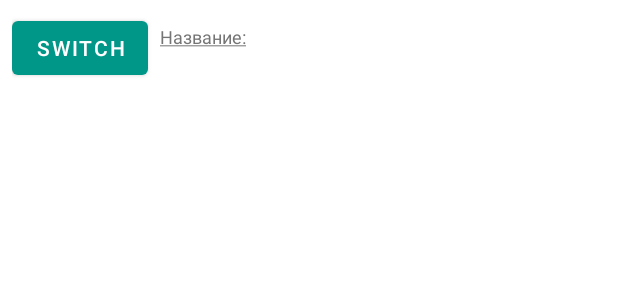
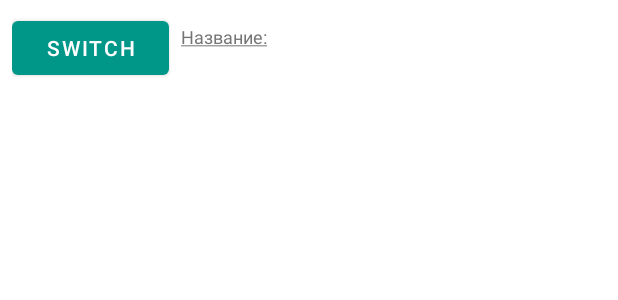
Before and after one commit to VolfDaim/SmartHome, an Android app: the layout item_light.xml on its own in the app's theme, with its tools: preview values and no code run, on a phone screen of 412 x 824 dp. Shown: the top 300 px of the screen. Run offline under Robolectric (Android 15) with nearby library versions, the light colour scheme and no system bars.

```diff
--- a/app/src/main/res/layout/item_light.xml
+++ b/app/src/main/res/layout/item_light.xml
@@ -8,17 +8,20 @@
 
     <LinearLayout
         android:layout_width="match_parent"
-        android:layout_height="match_parent"
+        android:layout_height="wrap_content"
         android:orientation="horizontal"
-        android:padding="@dimen/space_x1">
+        android:padding="@dimen/space_x1"
+        android:weightSum="10">
 
         <Button
             android:id="@+id/switch_light"
             android:layout_width="wrap_content"
             android:layout_height="wrap_content"
-            android:text="Switch" />
+            android:text="Switch"
+            android:layout_weight="1"/>
 
         <LinearLayout
+            android:layout_weight="2"
             android:layout_width="wrap_content"
             android:layout_height="match_parent"
             android:orientation="vertical">
@@ -45,7 +48,8 @@
         <LinearLayout
             android:layout_width="wrap_content"
             android:layout_height="match_parent"
-            android:orientation="vertical">
+            android:orientation="vertical"
+            android:layout_weight="5">
 
             <TextView
                 android:id="@+id/light_name"
@@ -68,7 +72,9 @@
             android:id="@+id/light_condition"
             android:layout_width="48dp"
             android:layout_height="48dp"
-            android:layout_gravity="end"/>
+            android:layout_gravity="right"
+            android:layout_weight="1"
+            />
 
     </LinearLayout>
 
```
